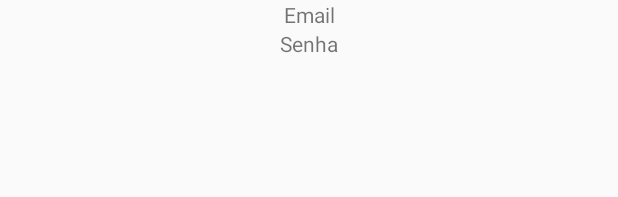
After one commit to FabioCampello/min-quests, an Android app: the layout activity_tela_inicial.xml on its own in the app's theme, with its tools: preview values and no code run, on a phone screen of 412 x 824 dp. The commit adds this screen. Shown: the top 197 px of the screen. Run offline under Robolectric (Android 15) with nearby library versions, the phone set to English and light mode, and no system bars.

Commit message:
Criada tela inicial. (Prototipação inicial e passagem de parâmetros)

```diff
--- /dev/null
+++ b/GameQuiz/app/src/main/res/layout/activity_tela_inicial.xml
@@ -0,0 +1,26 @@
+<?xml version="1.0" encoding="utf-8"?>
+<LinearLayout
+    xmlns:android="http://schemas.android.com/apk/res/android"
+    xmlns:app="http://schemas.android.com/apk/res-auto"
+    xmlns:tools="http://schemas.android.com/tools"
+    android:layout_width="match_parent"
+    android:layout_height="match_parent"
+    android:orientation="vertical"
+    android:paddingLeft="16dp"
+    android:paddingRight="16dp">
+
+    <TextView
+        android:id="@+id/txtEmail"
+        android:layout_width="match_parent"
+        android:layout_height="wrap_content"
+        android:gravity="center"
+        android:text="Email"/>
+
+    <TextView
+        android:id="@+id/txtSenha"
+        android:layout_width="match_parent"
+        android:layout_height="wrap_content"
+        android:gravity="center"
+        android:text="Senha"/>
+
+</LinearLayout>
```
Also changed, not shown: GameQuiz/app/src/main/AndroidManifest.xml (+7 -1 lines), GameQuiz/app/src/main/java/com/min/gamequiz/MainActivity.java (+34 -0 lines), GameQuiz/app/src/main/java/com/min/gamequiz/TelaInicialActivity.java (added, +32 -0 lines), GameQuiz/app/src/main/res/layout/activity_main.xml (+11 -7 lines).
